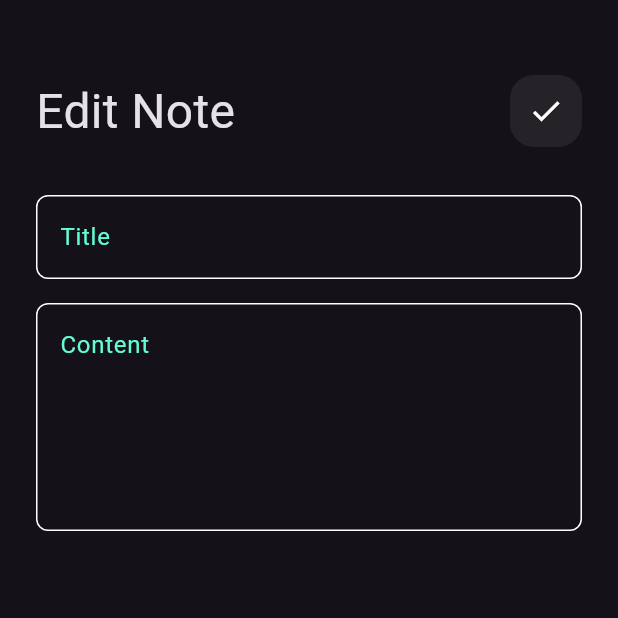
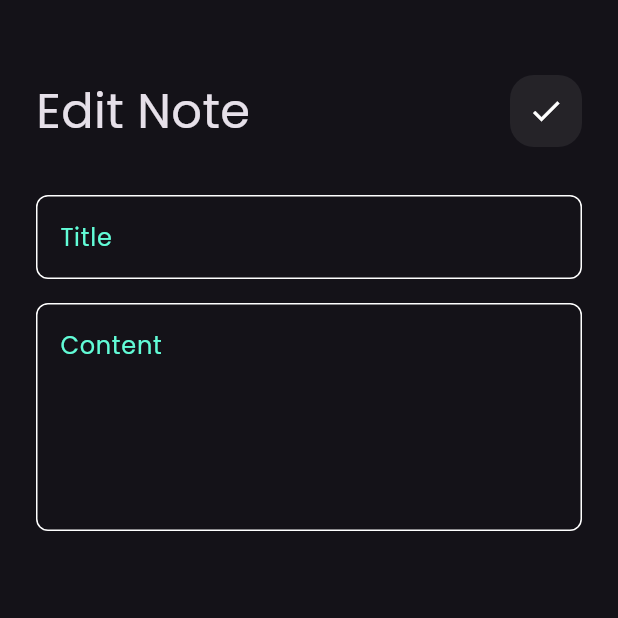
Before and after one commit to Adham-Amin/notes, a Flutter app: the screen it shows after launch, after a tap on "Flutter rips", on a phone screen of 412 x 824 dp, the top half of it. Run offline on Flutter 3.47's test engine with Material 3 defaults, Android fonts, the phone set to English and light mode, and no system bars.

Commit message:
Add font and done UI

```diff
--- a/lib/main.dart
+++ b/lib/main.dart
@@ -11,7 +11,7 @@ class NotesApp extends StatelessWidget {
   Widget build(BuildContext context) {
     return MaterialApp(
       debugShowCheckedModeBanner: false,
-      theme: ThemeData(brightness: Brightness.dark),
+      theme: ThemeData(brightness: Brightness.dark, fontFamily: 'Poppins'),
       home: const HomeView(),
     );
   }
```
Also changed, not shown: pubspec.yaml (+5 -12 lines).
